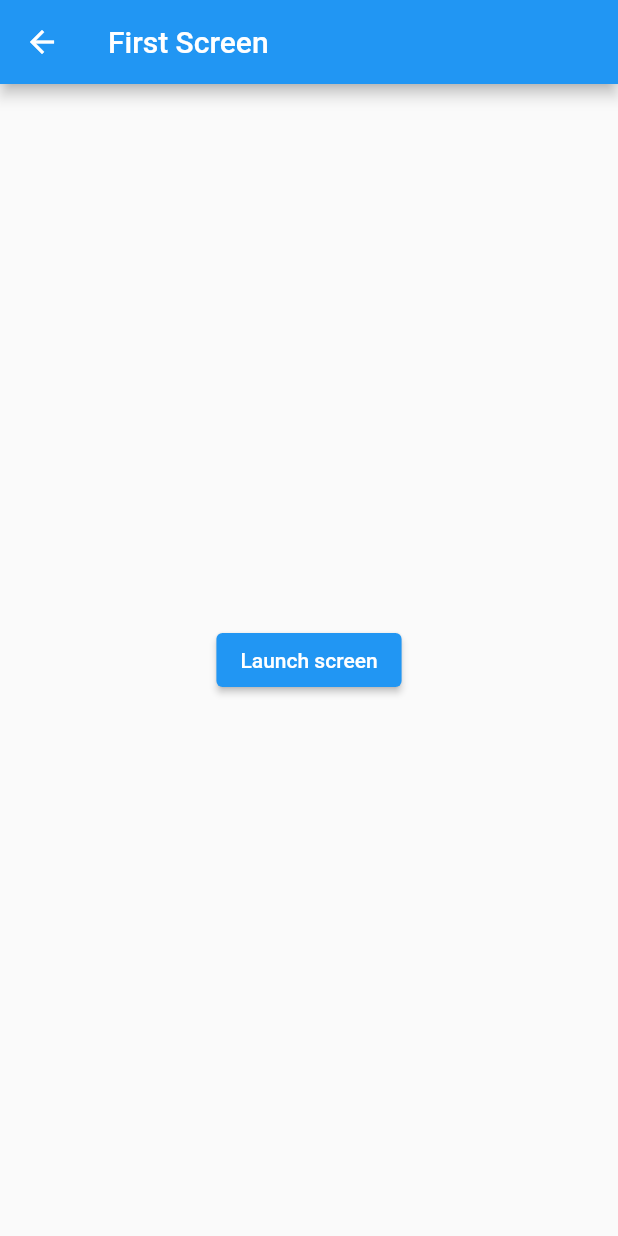
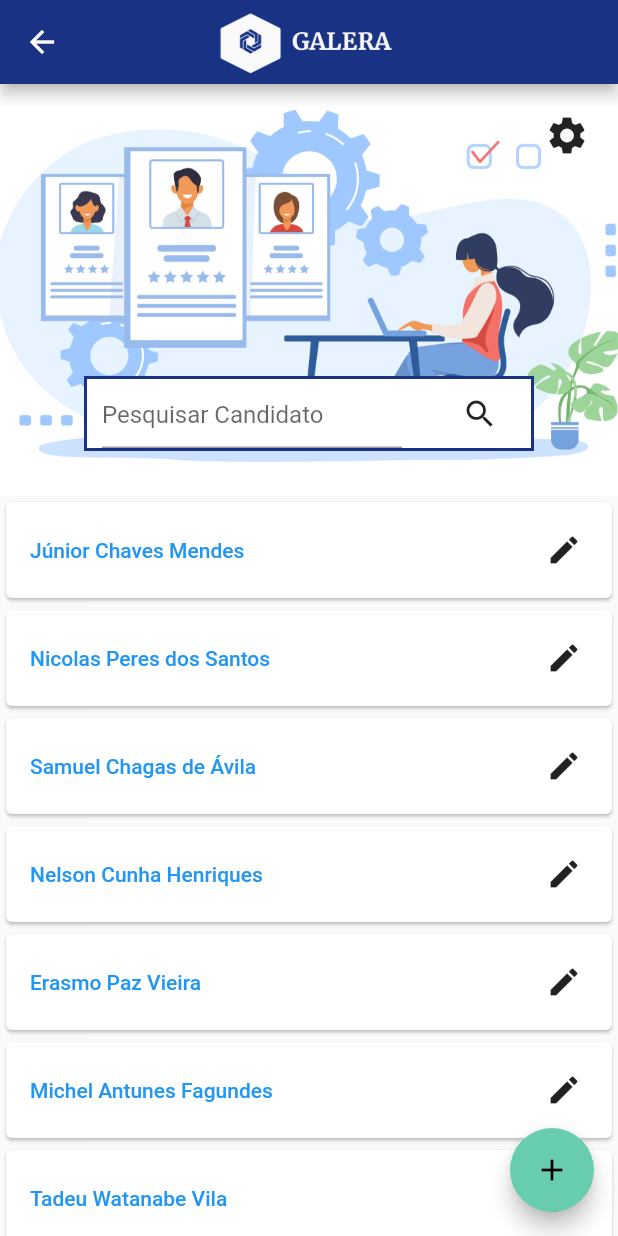
Before and after one commit to lucassmsilva/galera, a Flutter app: the MyHomePage screen opened by its route, on a phone screen of 412 x 824 dp. Run offline on Flutter 3.47's test engine with Material 2 defaults, Android fonts, the phone set to English and light mode, and no system bars.

Commit message:
feat: tela de candidatos

```diff
--- a/lib/main.dart
+++ b/lib/main.dart
@@ -1,16 +1,39 @@
 import 'package:flutter/material.dart';
 import 'package:flutter/services.dart';
 import 'package:galera/router_generator.dart';
+import 'package:galera/widgets/topview.dart';
 
 void main() {
+  SystemChrome.setSystemUIOverlayStyle(
+    SystemUiOverlayStyle(
+      systemNavigationBarColor: Color(0xFF193283),
+      statusBarColor: Color(0xFF193283),
+    ),
+  );
   runApp(MyApp());
 }
 
 class MyApp extends StatelessWidget {
   @override
   Widget build(BuildContext context) {
+    const PrimaryColor = const Color(0xFF193283);
+    const AccentColor = const Color(0XFF67CDAE);
     return MaterialApp(
-      // Initially display FirstPage
+      theme: ThemeData(
+        primaryColor: PrimaryColor,
+        accentColor: AccentColor,
+        accentColorBrightness: Brightness.dark,
+        buttonTheme: ButtonThemeData(
+          buttonColor: AccentColor,
+          shape: RoundedRectangleBorder(),
+          textTheme: ButtonTextTheme.accent,
+        ),
+        elevatedButtonTheme: ElevatedButtonThemeData(
+          style: ElevatedButton.styleFrom(
+            primary: AccentColor,
+          ),
+        ),
+      ),
       initialRoute: '/splash',
       onGenerateRoute: RouteGenerator.generateRoute,
     );
@@ -28,8 +51,7 @@ class _SplashState extends State<Splash> {
     super.initState();
     SystemChrome.setEnabledSystemUIOverlays([]);
     Future.delayed(Duration(seconds: 3)).then((_) {
-      Navigator.pushReplacement(
-          context, MaterialPageRoute(builder: (context) => MyHomePage()));
+      Navigator.pushNamed(context, '/loginpage');
     });
   }
 
@@ -49,21 +71,72 @@ class _SplashState extends State<Splash> {
 }
 
 class MyHomePage extends StatelessWidget {
+  List<String> mydata = [
+    'Júnior Chaves Mendes',
+    'Nicolas Peres dos Santos',
+    'Samuel Chagas de Ávila',
+    'Nelson Cunha Henriques',
+    'Erasmo Paz Vieira',
+    'Michel Antunes Fagundes',
+    'Tadeu Watanabe Vila',
+    'Felipe Albuquerque Farias',
+    'Roberto Soares Pereira',
+    'Alessandro Fagundes Garcia',
+    'Júnior Chaves Mendes',
+    'Nicolas Peres dos Santos',
+    'Samuel Chagas de Ávila',
+    'Nelson Cunha Henriques',
+    'Erasmo Paz Vieira',
+    'Michel Antunes Fagundes',
+    'Tadeu Watanabe Vila',
+    'Felipe Albuquerque Farias',
+    'Roberto Soares Pereira',
+    'Alessandro Fagundes Garcia',
+  ];
+
   @override
   Widget build(BuildContext context) {
     return Scaffold(
       appBar: AppBar(
-        title: Text('First Screen'),
+          centerTitle: true,
+          title: Image.asset(
+            'assets/galera.png',
+            fit: BoxFit.contain,
+            height: 55,
+          )),
+      body: Column(
+        children: <Widget>[
+          HeaderContainer(),
+          Expanded(
+            child: ListView.builder(
+              itemCount: mydata.length,
+              itemBuilder: (BuildContext context, int index) {
+                return Card(
+                  child: Padding(
+                    padding: const EdgeInsets.all(8.0),
+                    child: Row(
+                      mainAxisAlignment: MainAxisAlignment.spaceBetween,
+                      children: [
+                        TextButton(
+                          onPressed: () {},
+                          child: Text(mydata[index]),
+                        ),
+                        IconButton(
+                          icon: const Icon(Icons.edit),
+                          onPressed: () {},
+                        ),
+                      ],
+                    ),
+                  ),
+                );
+              },
+            ),
+          ),
+        ],
       ),
-      body: Center(
-        child: ElevatedButton(
-          // Within the `FirstScreen` widget
-          onPressed: () {
-            // Navigate to the second screen using a named route.
-            Navigator.pushNamed(context, '/loginpage');
-          },
-          child: Text('Launch screen'),
-        ),
+      floatingActionButton: FloatingActionButton(
+        onPressed: () {},
+        child: Icon(Icons.add),
       ),
     );
   }
@@ -76,8 +149,12 @@ class LoginPage extends StatelessWidget {
   Widget build(BuildContext context) {
     return Scaffold(
       appBar: AppBar(
-        title: Text('Login Page'),
-      ),
+          centerTitle: true,
+          title: Image.asset(
+            'assets/galera.png',
+            fit: BoxFit.contain,
+            height: 55,
+          )),
       body: Column(
         children: <Widget>[
           Container(
@@ -123,7 +200,8 @@ class LoginPage extends StatelessWidget {
             height: 50,
             width: 250,
             decoration: BoxDecoration(
-                color: Colors.blue, borderRadius: BorderRadius.circular(20)),
+                color: Theme.of(context).primaryColor,
+                borderRadius: BorderRadius.circular(20)),
             child: FlatButton(
               onPressed: () {
                 Navigator.pushNamed(context, '/');
@@ -137,7 +215,10 @@ class LoginPage extends StatelessWidget {
           SizedBox(
             height: 130,
           ),
-          Text('New User? Create Account')
+          FlatButton(
+            onPressed: () {},
+            child: Text('New User? Create Account'),
+          )
         ],
       ),
     );
--- /dev/null
+++ b/lib/widgets/topview.dart
@@ -0,0 +1,65 @@
+import 'package:flutter/material.dart';
+
+class HeaderContainer extends StatelessWidget {
+  const HeaderContainer({Key key}) : super(key: key);
+
+  @override
+  Widget build(BuildContext context) {
+    return Stack(
+      alignment: Alignment.center,
+      children: <Widget>[
+        Container(
+          height: MediaQuery.of(context).size.height / 3,
+          width: MediaQuery.of(context).size.width,
+          child: Image.asset(
+            'assets/4565.jpg',
+            fit: BoxFit.cover,
+          ),
+        ),
+        Positioned(
+          bottom: 30.0,
+          child: Container(
+              height: 50,
+              width: 300,
+              alignment: Alignment.center,
+              decoration: BoxDecoration(
+                color: Colors.white,
+                border: Border.all(
+                  color: Theme.of(context).primaryColor,
+                  width: 2,
+                ),
+              ),
+              child: Padding(
+                padding: const EdgeInsets.symmetric(horizontal: 10),
+                child: Row(
+                  mainAxisAlignment: MainAxisAlignment.spaceBetween,
+                  children: [
+                    SizedBox(
+                      width: 200,
+                      child: TextField(
+                        decoration: InputDecoration(
+                          hintText: 'Pesquisar Candidato',
+                        ),
+                      ),
+                    ),
+                    IconButton(
+                      icon: const Icon(Icons.search),
+                      onPressed: () {},
+                    ),
+                  ],
+                ),
+              )),
+        ),
+        Positioned(
+          top: 10,
+          right: 10,
+          child: IconButton(
+            onPressed: () {},
+            icon: Icon(Icons.settings),
+            iconSize: 30,
+          ),
+        ),
+      ],
+    );
+  }
+}
```
Also changed, not shown: pubspec.yaml (+3 -9 lines), assets/4565.jpg (added), assets/galera.png (added), assets/home.jpg (added), assets/splash.png (added), pubspec.lock.
